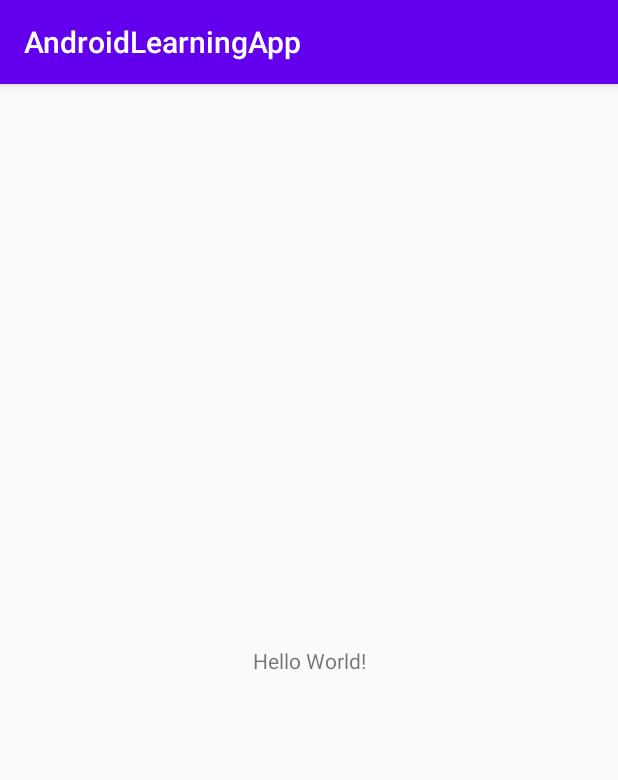
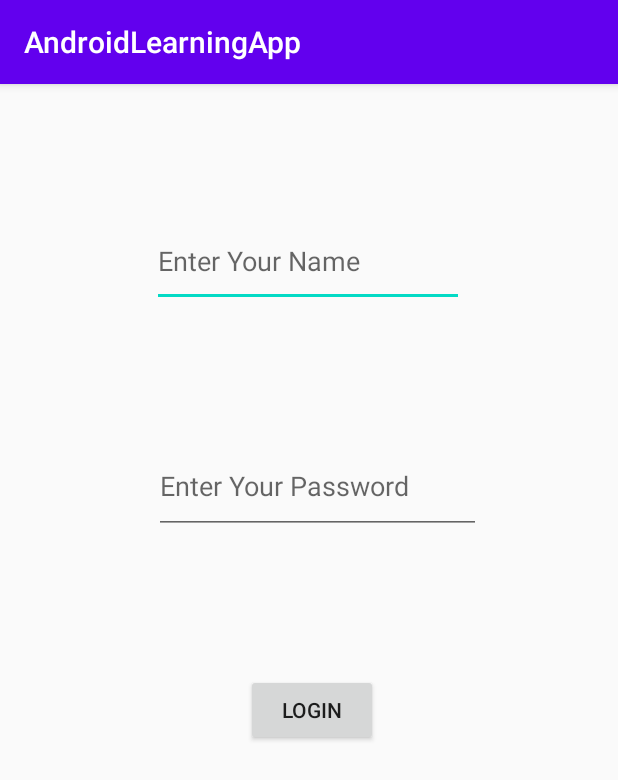
Before and after one commit to loganathan-s/AndroidLearningApp, an Android app: the screen it shows after launch (MainActivity), on a phone screen of 412 x 824 dp. Shown: the top 780 px of the screen. Run offline under Robolectric (Android 15) with nearby library versions, the light colour scheme and no system bars.

Commit message:
Sample Form to read inputs

```diff
--- a/app/src/main/java/com/example/androidlearningapp/MainActivity.java
+++ b/app/src/main/java/com/example/androidlearningapp/MainActivity.java
@@ -3,8 +3,18 @@ package com.example.androidlearningapp;
 import androidx.appcompat.app.AppCompatActivity;
 
 import android.os.Bundle;
+import android.util.Log;
+import android.view.View;
+import android.widget.EditText;
 
 public class MainActivity extends AppCompatActivity {
+
+    public void validateCredentials(View view) {
+        EditText name = (EditText) findViewById(R.id.editName);
+        EditText password = (EditText) findViewById(R.id.editPassword);
+        Log.i("Entered Name is -> ", name.getText().toString());
+        Log.i("Entered Password is -> ", password.getText().toString());
+    }
 
     @Override
     protected void onCreate(Bundle savedInstanceState) {
--- a/app/src/main/res/layout/activity_main.xml
+++ b/app/src/main/res/layout/activity_main.xml
@@ -6,13 +6,59 @@
     android:layout_height="match_parent"
     tools:context=".MainActivity">
 
-    <TextView
+    <EditText
+        android:id="@+id/editName"
+        android:layout_width="208dp"
+        android:layout_height="61dp"
+        android:layout_marginStart="32dp"
+        android:layout_marginLeft="32dp"
+        android:layout_marginTop="32dp"
+        android:layout_marginEnd="93dp"
+        android:layout_marginRight="93dp"
+        android:layout_marginBottom="16dp"
+        android:ems="10"
+        android:hint="Enter Your Name"
+        android:inputType="textPersonName"
+        app:layout_constraintBottom_toTopOf="@+id/editPassword"
+        app:layout_constraintEnd_toEndOf="parent"
+        app:layout_constraintHorizontal_bias="0.884"
+        app:layout_constraintStart_toStartOf="parent"
+        app:layout_constraintTop_toTopOf="parent" />
+
+    <EditText
+        android:id="@+id/editPassword"
+        android:layout_width="218dp"
+        android:layout_height="64dp"
+        android:layout_marginStart="107dp"
+        android:layout_marginLeft="107dp"
+        android:layout_marginTop="16dp"
+        android:layout_marginEnd="91dp"
+        android:layout_marginRight="91dp"
+        android:layout_marginBottom="23dp"
+        android:ems="10"
+        android:hint="Enter Your Password"
+        android:inputType="textPassword"
+        app:layout_constraintBottom_toTopOf="@+id/login"
+        app:layout_constraintEnd_toEndOf="parent"
+        app:layout_constraintHorizontal_bias="1.0"
+        app:layout_constraintStart_toStartOf="parent"
+        app:layout_constraintTop_toBottomOf="@+id/editName" />
+
+    <Button
+        android:id="@+id/login"
         android:layout_width="wrap_content"
         android:layout_height="wrap_content"
-        android:text="Hello World!"
+        android:layout_marginStart="164dp"
+        android:layout_marginLeft="164dp"
+        android:layout_marginTop="15dp"
+        android:layout_marginEnd="159dp"
+        android:layout_marginRight="159dp"
+        android:layout_marginBottom="271dp"
+        android:onClick="validateCredentials"
+        android:text="Login"
         app:layout_constraintBottom_toBottomOf="parent"
-        app:layout_constraintLeft_toLeftOf="parent"
-        app:layout_constraintRight_toRightOf="parent"
-        app:layout_constraintTop_toTopOf="parent" />
-
+        app:layout_constraintEnd_toEndOf="parent"
+        app:layout_constraintHorizontal_bias="0.0"
+        app:layout_constraintStart_toStartOf="parent"
+        app:layout_constraintTop_toBottomOf="@+id/editPassword" />
 </androidx.constraintlayout.widget.ConstraintLayout>
```
